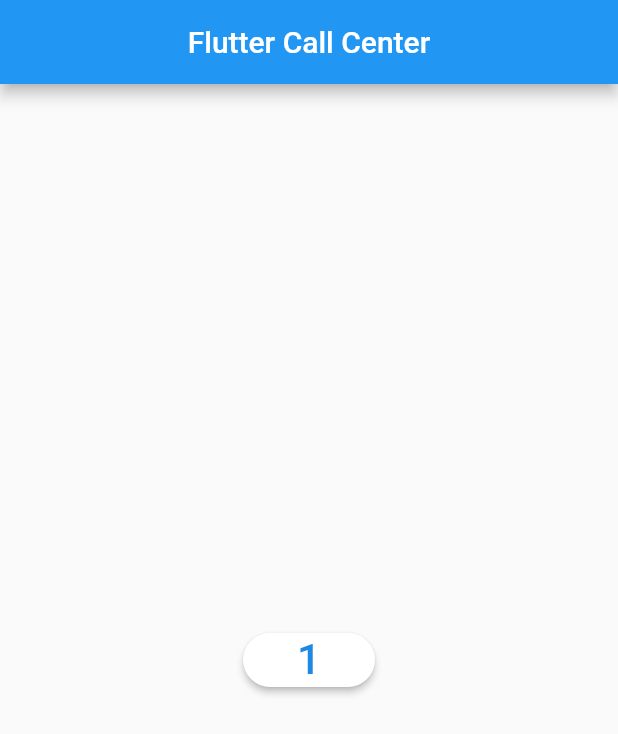
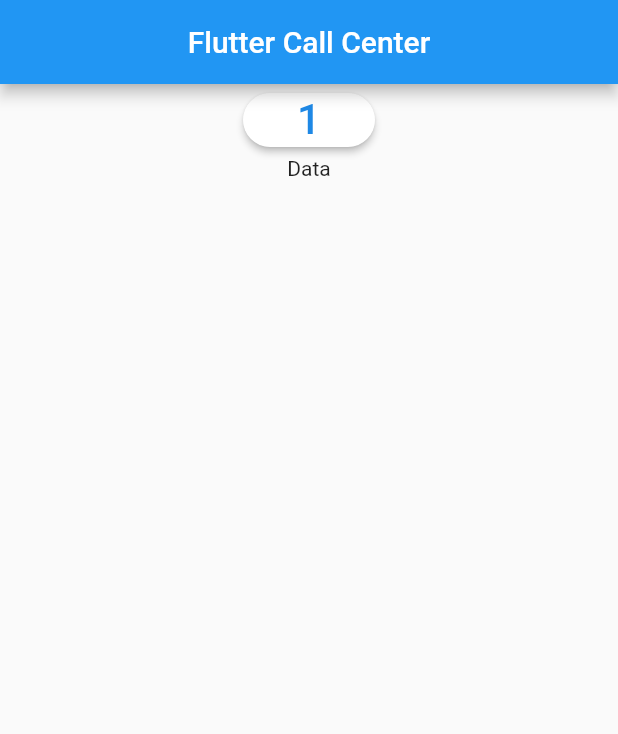
Before and after one commit to DiazMolina/dialog_call, a Flutter app: the screen it shows after launch, on a phone screen of 412 x 824 dp. Shown: the top 734 px of the screen. Run offline on Flutter 3.47's test engine with Material 2 defaults, Android fonts, the phone set to English and light mode, and no system bars.

Commit message:
new release 0.1

```diff
--- a/lib/main.dart
+++ b/lib/main.dart
@@ -1,4 +1,5 @@
 import 'package:dialog_call/digit_button.dart';
+import 'package:dialog_call/num_pad.dart';
 import 'package:flutter/material.dart';
 
 void main() => runApp(MyApp());
@@ -22,15 +23,16 @@ class MyHomePage extends StatelessWidget {
         title: Text("Flutter Call Center"),
         centerTitle: true,
       ),
-      body: Column(
-        mainAxisAlignment: MainAxisAlignment.center,
-        children: <Widget>[
-          Center(
-              child: DigitButton(
-            onPressed: () {},
-            text: "1",
-          ))
-        ],
+      body: Center(
+        child: Column(
+          children: <Widget>[
+            DigitButton(
+              onPressed: () {},
+              text: "1",
+            ),
+            NumPad()
+          ],
+        ),
       ),
     );
   }
--- a/lib/num_pad.dart
+++ b/lib/num_pad.dart
@@ -1 +1,12 @@
 import 'package:flutter/material.dart';
+class NumPad extends StatefulWidget {
+  @override
+  _NumPadState createState() => _NumPadState();
+}
+
+class _NumPadState extends State<NumPad> {
+  @override
+  Widget build(BuildContext context) {
+    return Text("Data");
+  }
+}
```
